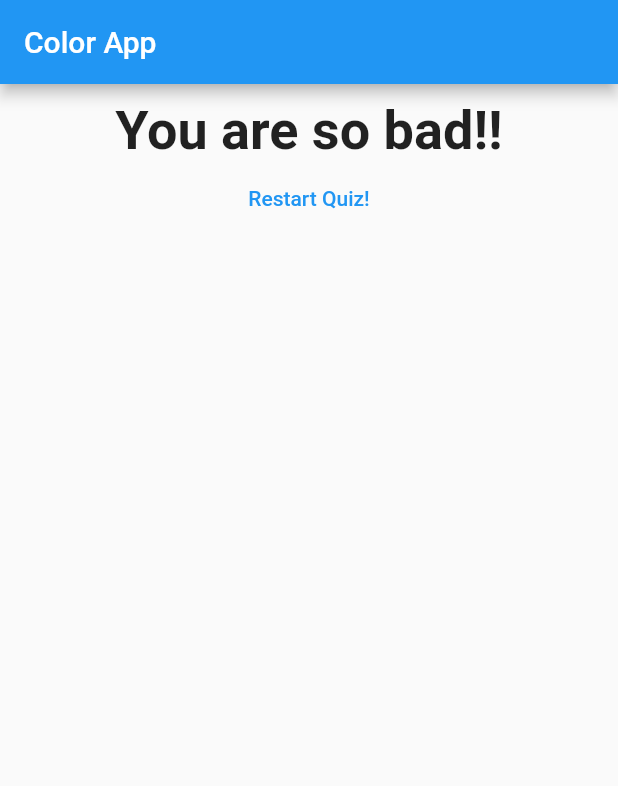
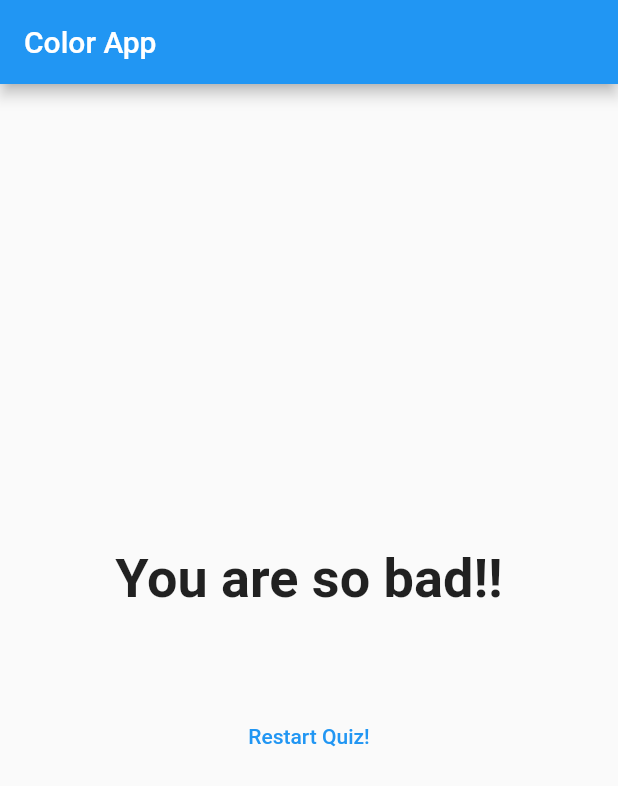
Before and after one commit to akshayMunot30/Quiz-App, a Flutter app: the screen it shows after launch, after a tap on "Blue", after a tap on "Dog", after a tap on "Silus", on a phone screen of 412 x 824 dp. Shown: the top 786 px of the screen. Run offline on Flutter 3.47's test engine with Material 2 defaults, Android fonts, the phone set to English and light mode, and no system bars.

Commit message:
changes in result page, added sized box

```diff
--- a/lib/result.dart
+++ b/lib/result.dart
@@ -2,7 +2,7 @@ import 'package:flutter/material.dart';
 
 class Result extends StatelessWidget {
   final int resultScore;
-  final void Function() resetHanlder;
+  final VoidCallback resetHanlder;
 
   Result(this.resultScore, this.resetHanlder);
 
@@ -27,12 +27,14 @@ class Result extends StatelessWidget {
       margin: EdgeInsets.all(10),
       child: Center(
         child: Column(
+          mainAxisAlignment: MainAxisAlignment.center,
           children: [
             Text(
               resultPhrase,
               style: TextStyle(fontSize: 36, fontWeight: FontWeight.bold),
               textAlign: TextAlign.center,
             ),
+            SizedBox(height: 60,),
             TextButton(
               child: Text('Restart Quiz!'),
               style: TextButton.styleFrom(primary: Colors.blue),
```
